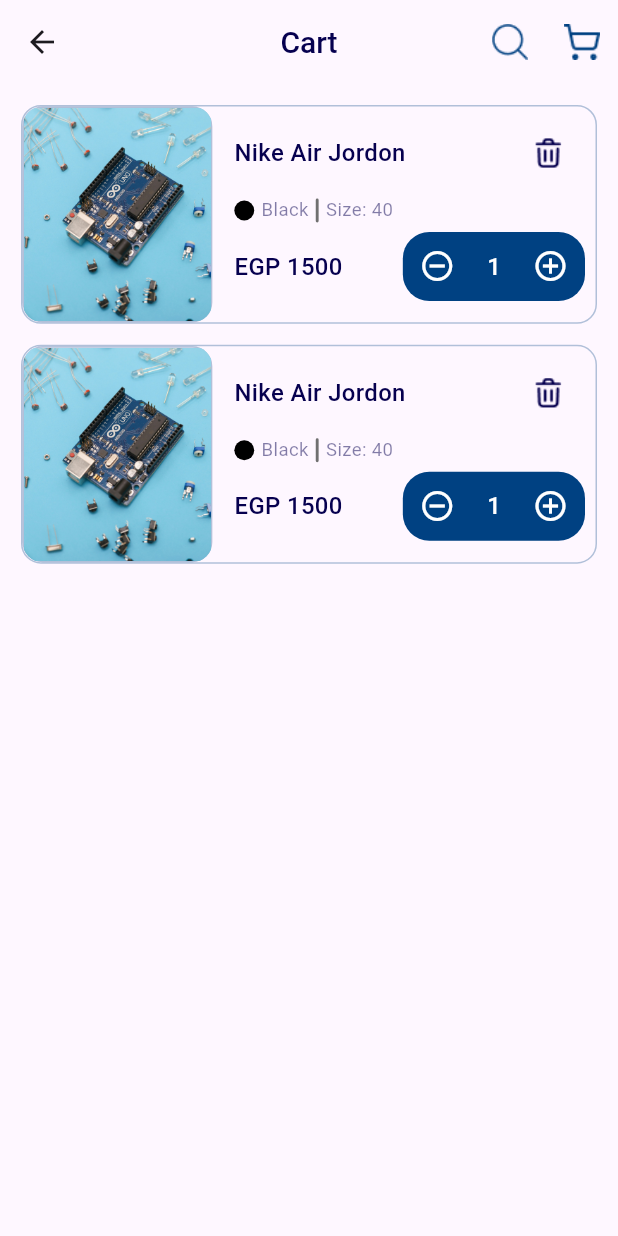
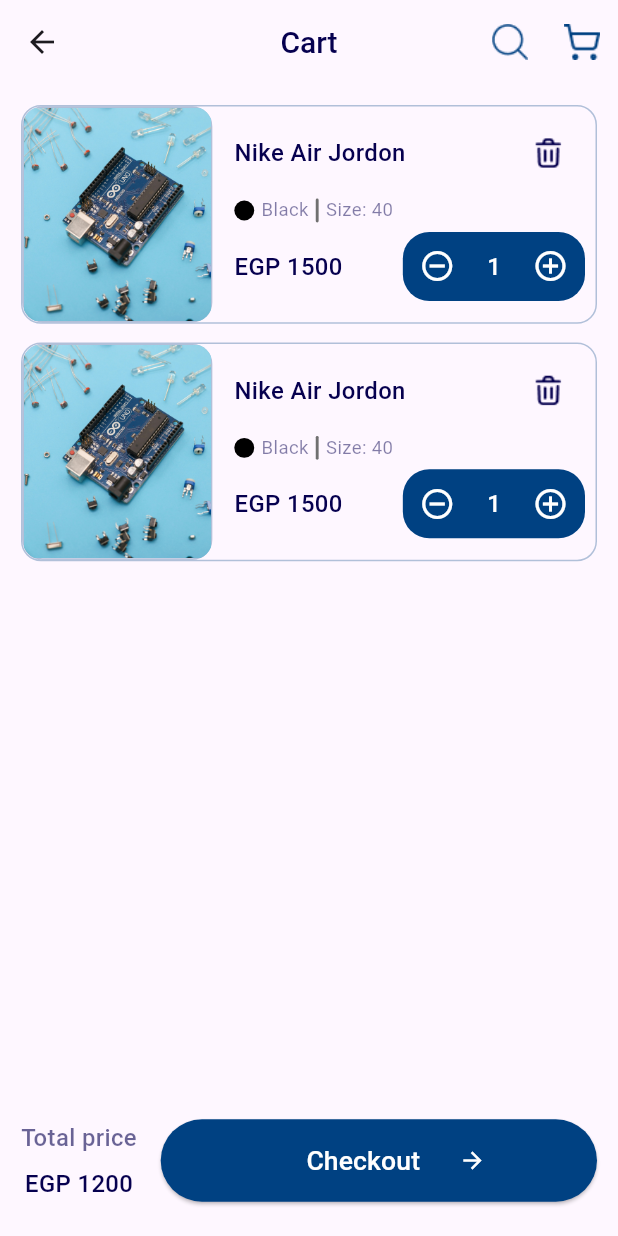
Before and after one commit to SamyMohammad/ecommerce-app, a Flutter app: the screen it shows after launch, on a phone screen of 412 x 824 dp. Run offline on Flutter 3.47's test engine with Material 3 defaults, Android fonts, the phone set to English and light mode, and no system bars; our stand-ins replace flutter_screenutil, flutter_svg; Roboto replaces fonts that are missing (Poppins).

Commit message:
create total price and checkout button widget

```diff
--- a/lib/features/presentation/cart/screens/cart_screen.dart
+++ b/lib/features/presentation/cart/screens/cart_screen.dart
@@ -3,7 +3,9 @@
 import 'package:ecommerce_app/core/resources/styles_manager.dart';
 import 'package:ecommerce_app/core/resources/values_manager.dart';
 import 'package:ecommerce_app/features/presentation/cart/widgets/cart_item_widget.dart';
+import 'package:ecommerce_app/features/presentation/cart/widgets/total_price_and_checkout_botton.dart';
 import 'package:flutter/material.dart';
+import 'package:flutter_screenutil/flutter_screenutil.dart';
 
 class CartScreen extends StatelessWidget {
   const CartScreen({super.key});
@@ -56,10 +58,16 @@
                   colorName: 'Black',
                 ),
                 separatorBuilder: (context, index) =>
-                    const SizedBox(height: AppSize.s14),
+                    SizedBox(height: AppSize.s14.h),
                 itemCount: 2,
               ),
             ),
+            // the total price and checkout button========
+            TotalPriceAndCheckoutBotton(
+              totalPrice: 1200,
+              checkoutButtonOnTap: () {},
+            ),
+            SizedBox(height: 10.h),
           ],
         ),
       ),
--- /dev/null
+++ b/lib/features/presentation/cart/widgets/total_price_and_checkout_botton.dart
@@ -0,0 +1,53 @@
+import 'package:ecommerce_app/core/resources/color_manager.dart';
+import 'package:ecommerce_app/core/resources/styles_manager.dart';
+import 'package:ecommerce_app/core/resources/values_manager.dart';
+import 'package:ecommerce_app/core/widget/custom_elevated_button.dart';
+import 'package:flutter/material.dart';
+import 'package:flutter_screenutil/flutter_screenutil.dart';
+
+class TotalPriceAndCheckoutBotton extends StatelessWidget {
+  const TotalPriceAndCheckoutBotton(
+      {super.key, required this.totalPrice, required this.checkoutButtonOnTap});
+  final int totalPrice;
+  final void Function() checkoutButtonOnTap;
+  @override
+  Widget build(BuildContext context) {
+    return Row(
+      children: [
+        Column(
+          children: [
+            // Total price ==================================
+            Text(
+              'Total price',
+              style: getMediumStyle(
+                color: ColorManager.textColor.withOpacity(0.6),
+                fontSize: AppSize.s18.sp,
+              ),
+            ),
+            SizedBox(height: 9.h),
+            Text(
+              'EGP $totalPrice',
+              style: getMediumStyle(
+                color: ColorManager.textColor,
+                fontSize: AppSize.s18.sp,
+              ),
+            ),
+          ],
+        ),
+        SizedBox(width: 18.h),
+
+        // Checkout button ================================
+        Expanded(
+          child: CustomElevatedButton(
+            data: 'Checkout',
+            onTap: checkoutButtonOnTap,
+            suffixIcon: Icon(
+              Icons.arrow_forward,
+              color: ColorManager.white,
+            ),
+          ),
+        )
+      ],
+    );
+  }
+}
```
